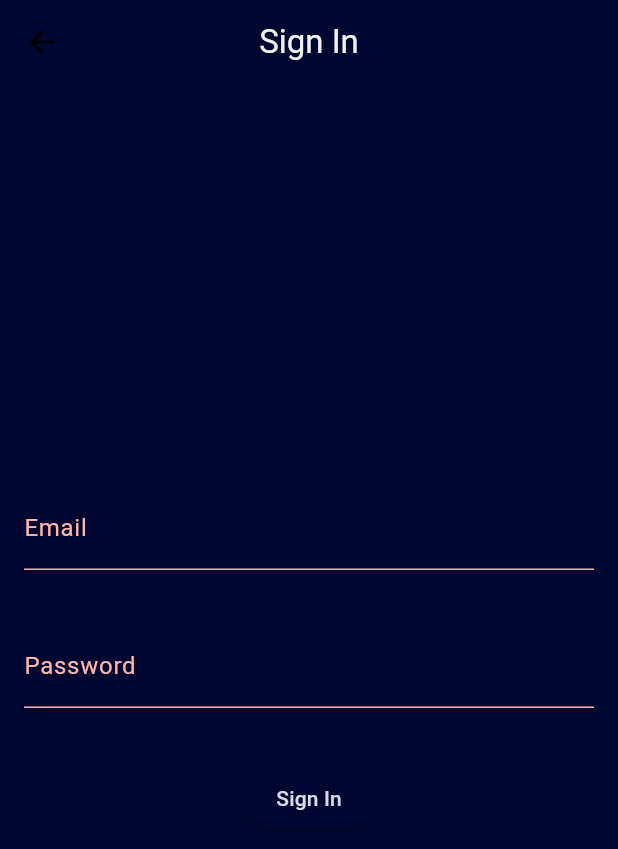
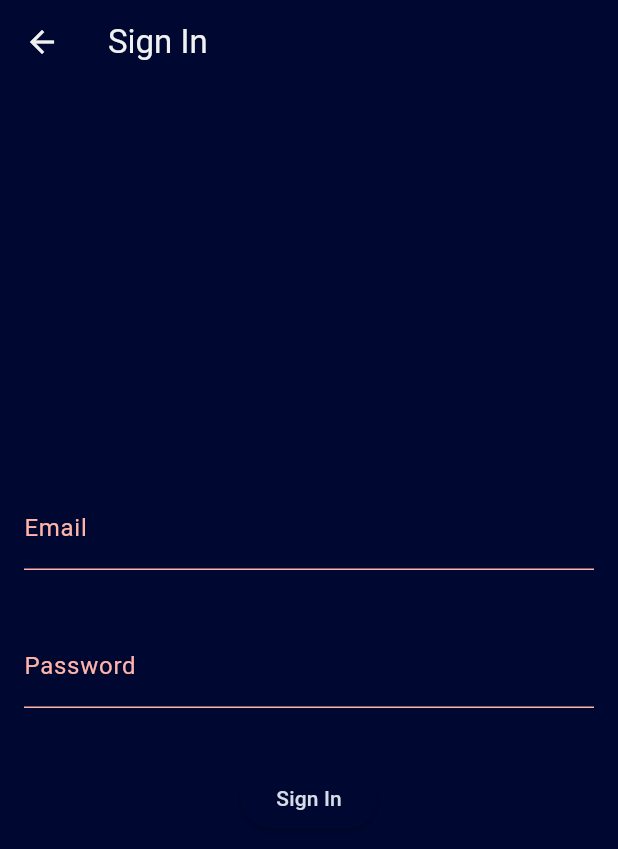
Before and after one commit to WillingDev0812/Blend, a Flutter app: the LoginPage screen opened directly, after a tap on "Sign In", on a phone screen of 412 x 824 dp. Shown: the top 849 px of the screen. Run offline on Flutter 3.47's test engine with Material 3 defaults, Android fonts, the light colour scheme and no system bars; our stand-ins replace curved_navigation_bar, firebase_auth, firebase_core, flex_color_scheme, google_sign_in, image_picker; accounts and stored records are empty; network calls fail.

Commit message:
Made splash page functional, added proper auth routing

```diff
--- a/blend/lib/global_provider.dart
+++ b/blend/lib/global_provider.dart
@@ -115,7 +115,9 @@ class GlobalProvider with ChangeNotifier {
   // ****************************************************** //
   // ************************ Auth ************************ //
   // ****************************************************** //
+  var existingEmail = null;
   final FirebaseAuth auth = FirebaseAuth.instance;
+  var authUser = FirebaseAuth.instance.currentUser;
 
   var authStateChanges = FirebaseAuth.instance.authStateChanges().listen(
     (User? user) {
@@ -129,14 +131,19 @@ class GlobalProvider with ChangeNotifier {
 
   User? getAuthUser() {
     if (FirebaseAuth.instance.currentUser != null) {
+      authUser = FirebaseAuth.instance.currentUser;
+      notifyListeners();
       return FirebaseAuth.instance.currentUser!;
     } else {
+      authUser = null;
+      notifyListeners();
       return null;
     }
   }
 
   void signOut() async {
     await FirebaseAuth.instance.signOut();
+    authUser = null;
     notifyListeners();
   }
   // getAuthUser()
--- a/blend/lib/pages/auth/login.dart
+++ b/blend/lib/pages/auth/login.dart
@@ -26,6 +26,11 @@ class _LoginPageState extends State<LoginPage> {
   Widget build(BuildContext context) {
     final provider = Provider.of<GlobalProvider>(context);
 
+    if (provider.existingEmail != null) {
+      emailController.text = provider.existingEmail;
+      provider.existingEmail = null;
+    }
+
     void signIn() async {
       try {
         final credential =
@@ -34,7 +39,8 @@ class _LoginPageState extends State<LoginPage> {
           password: passwordController.text,
         );
 
-        provider.goToNavPage(0);
+        provider.getAuthUser();
+        Navigator.popUntil(context, (route) => route.settings.name == '/');
       } on FirebaseAuthException catch (e) {
         if (e.code == 'user-not-found') {
           print('Account not found!');
@@ -56,11 +62,7 @@ class _LoginPageState extends State<LoginPage> {
 
     return Scaffold(
       appBar: AppBar(
-        iconTheme: IconThemeData(
-          color: Colors.black, //change your color here
-        ),
-        title: Text("Sign In"),
-        centerTitle: true,
+        title: Text('Sign In'),
       ),
       body: Padding(
         padding: EdgeInsets.all(16.0),
--- a/blend/lib/pages/splash.dart
+++ b/blend/lib/pages/splash.dart
@@ -6,7 +6,7 @@ class SplashPage extends StatelessWidget {
   @override
   Widget build(BuildContext context) {
     final provider = Provider.of<GlobalProvider>(context);
-    final authUser = provider.getAuthUser();
+    final authUser = provider.authUser;
 
 
     return Scaffold(
@@ -20,14 +20,14 @@ class SplashPage extends StatelessWidget {
               onPressed: () {
                 Navigator.pushNamed(context, '/login');
               },
-              child: Text('Login'),
+              child: Text('Sign In'),
             ),
             SizedBox(height: 16.0),
             ElevatedButton(
               onPressed: () {
                 Navigator.pushNamed(context, '/register');
               },
-              child: Text('Register'),
+              child: Text('Create an Account'),
             ),
           ],
         ),
```
Also changed, not shown: blend/lib/main.dart (+10 -2 lines), blend/lib/pages/auth/register.dart (+12 -4 lines).
